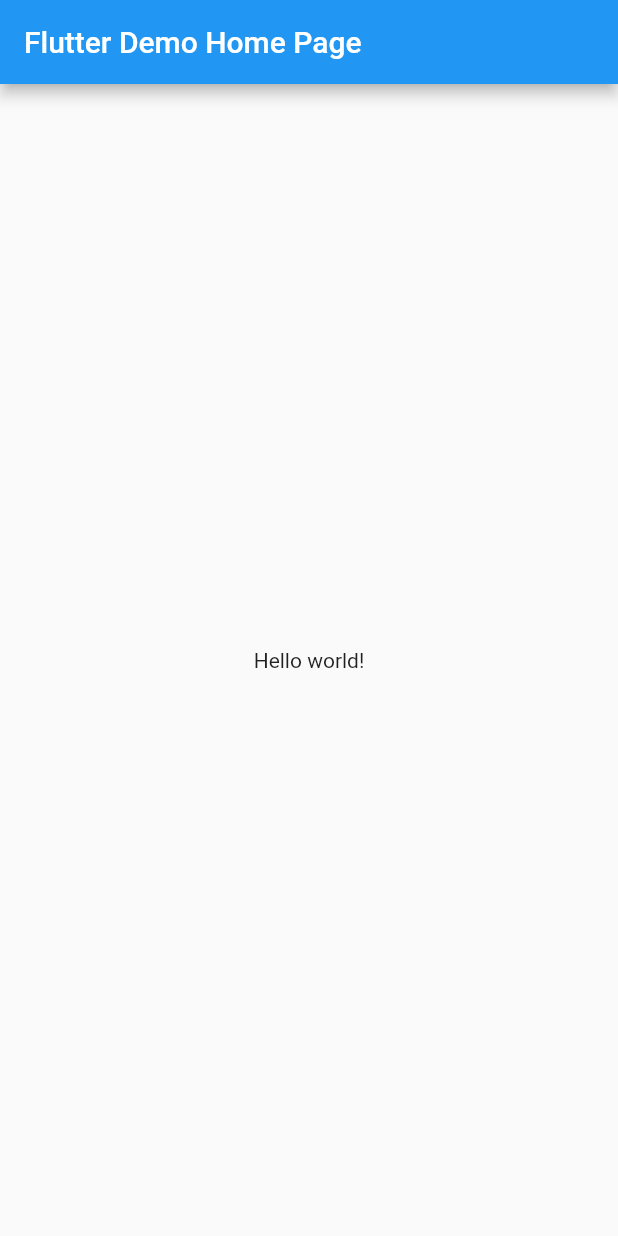
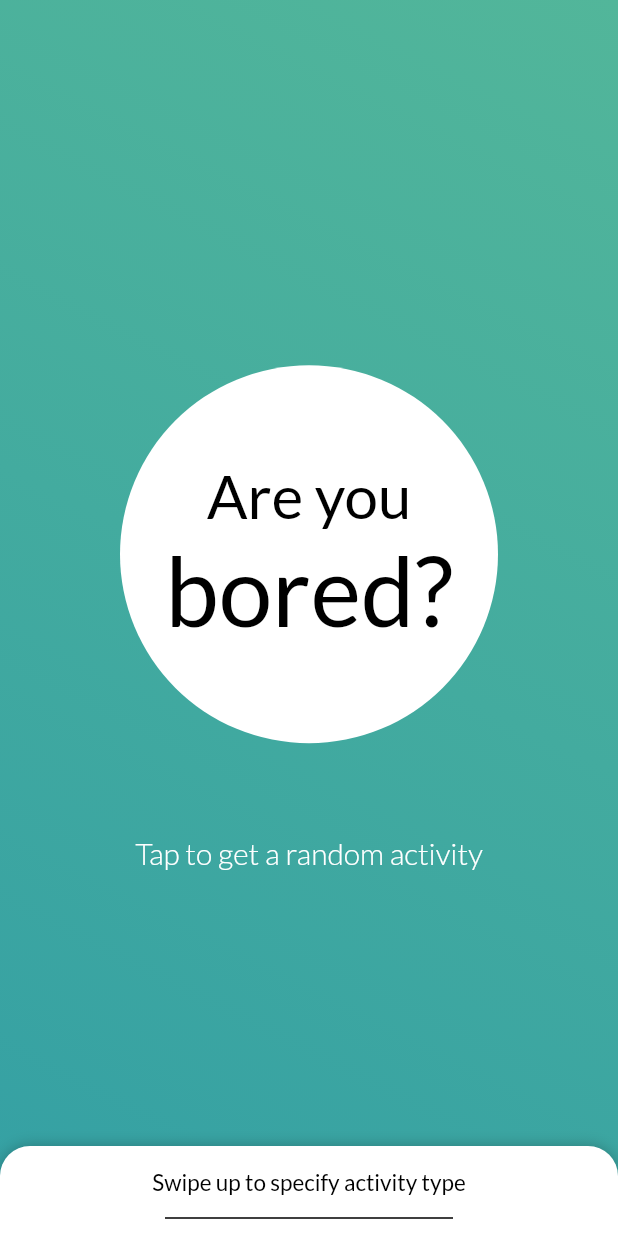
Before and after one commit to koziej97/are-you-bored-flutter-app, a Flutter app: the screen it shows after launch, on a phone screen of 412 x 824 dp. Run offline on Flutter 3.47's test engine with Material 2 defaults, Android fonts, the phone set to English and light mode, and no system bars; drawn by our look-alikes of sliding_up_panel; our stand-ins replace google_fonts.

Commit message:
added HomeScreen

```diff
--- a/lib/main.dart
+++ b/lib/main.dart
@@ -1,3 +1,4 @@
+import 'package:are_you_bored/presentation/main_screen.dart';
 import 'package:flutter/material.dart';
 
 void main() {
@@ -14,37 +15,7 @@ class MyApp extends StatelessWidget {
       theme: ThemeData(
         primarySwatch: Colors.blue,
       ),
-      home: const MyHomePage(title: 'Flutter Demo Home Page'),
+      home: const MainScreen(title: 'Flutter Demo Home Page'),
     );
   }
 }
-
-class MyHomePage extends StatefulWidget {
-  const MyHomePage({Key? key, required this.title}) : super(key: key);
-  final String title;
-
-  @override
-  State<MyHomePage> createState() => _MyHomePageState();
-}
-
-class _MyHomePageState extends State<MyHomePage> {
-
-  @override
-  Widget build(BuildContext context) {
-    return Scaffold(
-      appBar: AppBar(
-        title: Text(widget.title),
-      ),
-      body: Center(
-        child: Column(
-          mainAxisAlignment: MainAxisAlignment.center,
-          children: const <Widget>[
-            Text(
-              'Hello world!',
-            ),
-          ],
-        ),
-      ), // This trailing comma makes auto-formatting nicer for build methods.
-    );
-  }
-}
--- /dev/null
+++ b/lib/presentation/activity_screen.dart
@@ -0,0 +1,11 @@
+import 'package:flutter/material.dart';
+
+class ActivityScreen extends StatelessWidget {
+  const ActivityScreen({Key? key}) : super(key: key);
+
+  @override
+  Widget build(BuildContext context) {
+    return Scaffold();
+  }
+
+}
--- /dev/null
+++ b/lib/presentation/home_screen.dart
@@ -0,0 +1,94 @@
+import 'package:flutter/material.dart';
+import 'package:google_fonts/google_fonts.dart';
+import 'package:sliding_up_panel/sliding_up_panel.dart';
+
+class HomeScreen extends StatelessWidget {
+  const HomeScreen({Key? key, required this.title}) : super(key: key);
+  final String title;
+
+  @override
+  Widget build(BuildContext context) {
+    return Scaffold(
+        body: Stack(fit: StackFit.expand, children: [
+      Container(
+        decoration: const BoxDecoration(
+            color: Color(0xffffffff),
+            gradient: LinearGradient(
+                begin: Alignment.topRight,
+                end: Alignment.bottomLeft,
+                colors: [Color(0xff52B69A), Color(0xff34A0A4)])),
+      ),
+      Align(
+          alignment: FractionalOffset.center,
+          child: Column(mainAxisAlignment: MainAxisAlignment.center, children: [
+            CircleAvatar(
+                radius: 126.0,
+                backgroundColor: Colors.white,
+                child: Center(
+                    child: Column(
+                        mainAxisAlignment: MainAxisAlignment.center,
+                        children: [
+                      Text(
+                        "Are you",
+                        textAlign: TextAlign.center,
+                        style: GoogleFonts.lato(
+                            textStyle: const TextStyle(
+                                fontSize: 40.0,
+                                color: Colors.black,
+                                fontWeight: FontWeight.w400)),
+                      ),
+                      Text(
+                        "bored?",
+                        textAlign: TextAlign.center,
+                        style: GoogleFonts.lato(
+                            textStyle: const TextStyle(
+                                fontSize: 64.0,
+                                color: Colors.black,
+                                fontWeight: FontWeight.w400)),
+                      ),
+                    ]))),
+            const Padding(padding: EdgeInsets.only(top: 61.0)),
+            Text(
+              "Tap to get a random activity",
+              textAlign: TextAlign.center,
+              style: GoogleFonts.lato(
+                  textStyle: const TextStyle(
+                      fontSize: 20.0,
+                      color: Colors.white,
+                      fontWeight: FontWeight.w300)),
+            ),
+          ])),
+      SlidingUpPanel(
+          minHeight: 60,
+          maxHeight: 300,
+          borderRadius: const BorderRadius.only(
+              topLeft: Radius.circular(20), topRight: Radius.circular(20)),
+          panel: Stack(fit: StackFit.expand, children: [
+            Container(
+                padding: const EdgeInsets.only(left: 10, right: 10),
+                child: Column(
+                    mainAxisAlignment: MainAxisAlignment.start,
+                    children: [
+                      const Padding(padding: EdgeInsets.only(top: 15.0)),
+                      Text(
+                        "Swipe up to specify activity type",
+                        style: GoogleFonts.lato(
+                            textStyle: const TextStyle(
+                                fontSize: 15.0,
+                                height: 1.2,
+                                color: Colors.black,
+                                fontWeight: FontWeight.w400)),
+                      ),
+                      const Padding(
+                          padding: EdgeInsets.only(
+                              top: 10.0, left: 100.0, right: 100.0, bottom: 10.0),
+                          child: Divider(
+                            height: 10,
+                            color: Colors.black,
+                            thickness: 1,
+                          )),
+                    ]))
+          ]))
+    ]));
+  }
+}
--- /dev/null
+++ b/lib/presentation/main_screen.dart
@@ -0,0 +1,13 @@
+import 'package:flutter/material.dart';
+
+import 'home_screen.dart';
+
+class MainScreen extends StatelessWidget {
+  final String title;
+  const MainScreen({Key? key, required this.title}) : super(key: key);
+
+  @override
+  Widget build(BuildContext context) {
+    return HomeScreen(title: title);
+  }
+}
--- a/pubspec.yaml
+++ b/pubspec.yaml
@@ -34,6 +34,8 @@ dependencies:
   # The following adds the Cupertino Icons font to your application.
   # Use with the CupertinoIcons class for iOS style icons.
   cupertino_icons: ^1.0.2
+  google_fonts: 3.0.0
+  sliding_up_panel: ^2.0.0+1
 
 dev_dependencies:
   flutter_test:
```
Also changed, not shown: pubspec.lock.
